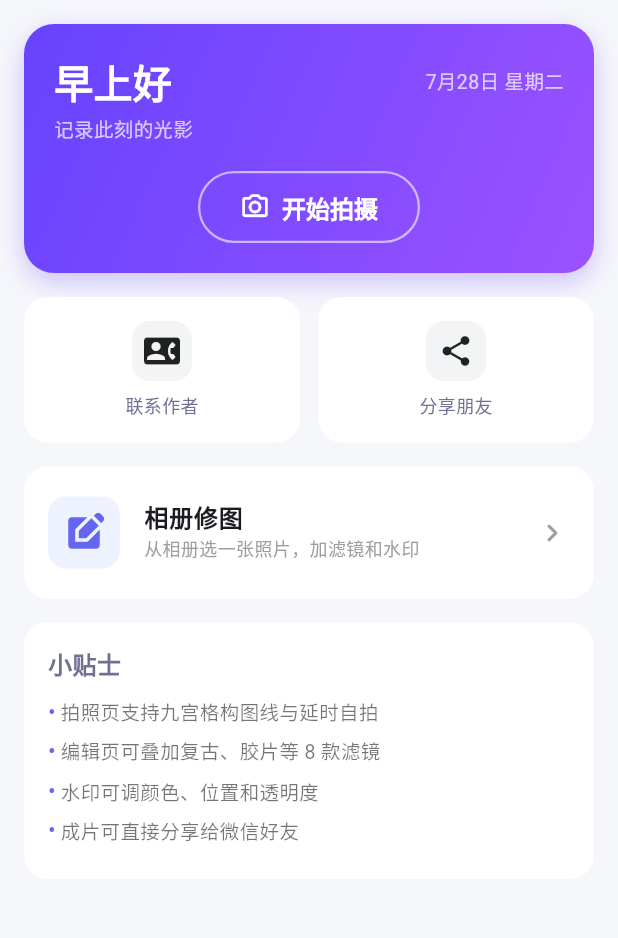
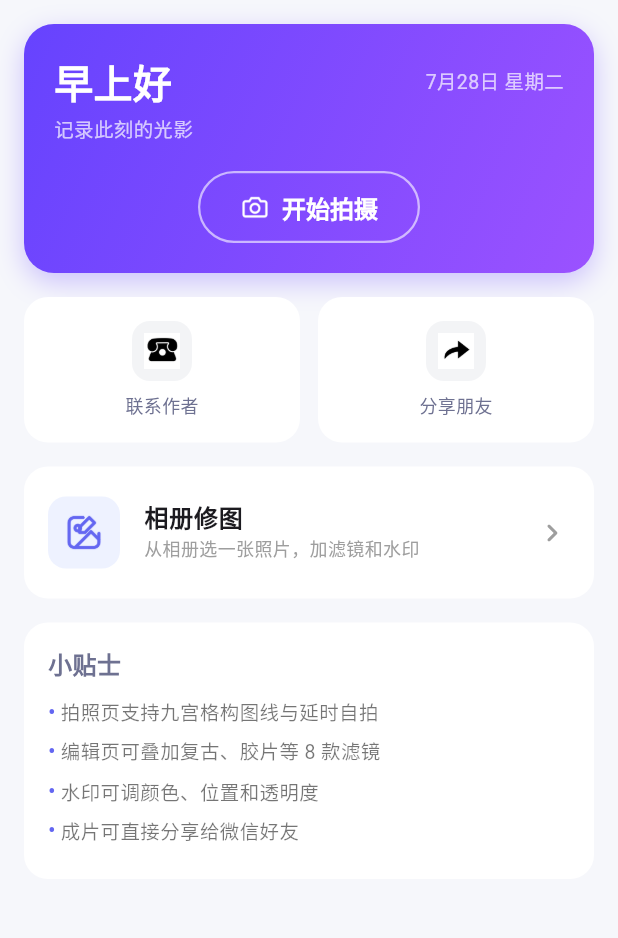
Before and after one commit to ynadtiy19/camera, a Flutter app: the MainNavView screen opened directly, on a phone screen of 412 x 824 dp, the part 84-1022 px from its top. Run offline on Flutter 3.47's test engine with Material 3 defaults, Android fonts, the phone set to English and light mode, and no system bars; our stand-ins replace device_info_plus, dio, flutter_animate, flutter_secure_storage, fluttertoast, geolocator and 4 more; missing offline and left inert: gal; accounts and stored records are empty.

Commit message:
替换图标

```diff
--- a/lib/main/main_nav_view.dart
+++ b/lib/main/main_nav_view.dart
@@ -268,10 +268,12 @@ class MainNavView extends StatelessWidget {
                   Center(
                     child: OutlinedButton.icon(
                       onPressed: _takePhoto,
-                      icon: const Icon(
-                        Icons.camera_alt_outlined,
-                        color: Colors.white,
-                        size: 20,
+                      icon: Image.asset(
+                        'images/cam_hero.png',
+                        width: 20,
+                        height: 20,
+                        // 如果你的图片是单色图标且需要叠加白色，可以取消下面这行的注释：
+                        // color: Colors.white,
                       ),
                       label: const Text(
                         '开始拍摄',
@@ -306,13 +308,13 @@ class MainNavView extends StatelessWidget {
             Row(
               children: [
                 _buildSquareButton(
-                  icon: Icons.contact_phone_rounded,
+                  imagePath: 'images/zuozhe.png',
                   label: '联系作者',
                   onTap: _showContactDialog,
                 ),
                 const SizedBox(width: 12),
                 _buildSquareButton(
-                  icon: Icons.share_rounded,
+                  imagePath: 'images/share.png',
                   label: '分享朋友',
                   onTap: _shareApp,
                 ),
@@ -324,6 +326,7 @@ class MainNavView extends StatelessWidget {
             // 3. 相册修图卡片
             Card(
               elevation: 0,
+              clipBehavior: Clip.antiAlias,
               shape: RoundedRectangleBorder(
                 borderRadius: BorderRadius.circular(16),
               ),
@@ -340,10 +343,10 @@ class MainNavView extends StatelessWidget {
                     color: const Color(0xFFEEF2FF),
                     borderRadius: BorderRadius.circular(12),
                   ),
-                  child: const Icon(
-                    Icons.edit_square,
-                    color: Color(0xFF6366F1),
-                    size: 28,
+                  child: Image.asset(
+                    'images/edit_photo.png',
+                    width: 28,
+                    height: 28,
                   ),
                 ),
                 title: const Text(
@@ -398,7 +401,7 @@ class MainNavView extends StatelessWidget {
   }
 
   Widget _buildSquareButton({
-    required IconData icon,
+    required String imagePath,
     required String label,
     required VoidCallback onTap,
   }) {
@@ -419,7 +422,7 @@ class MainNavView extends StatelessWidget {
                   color: const Color(0xFFF3F4F6),
                   borderRadius: BorderRadius.circular(12),
                 ),
-                child: Icon(icon, color: Colors.black87, size: 24),
+                child: Image.asset(imagePath, width: 24, height: 24),
               ),
               const SizedBox(height: 8),
               Text(
--- a/pubspec.yaml
+++ b/pubspec.yaml
@@ -79,6 +79,7 @@ flutter:
   # To add assets to your application, add an assets section, like this:
   assets:
      - images/splash.png
+     - images/
 
   # An image asset can refer to one or more resolution-specific "variants", see
   # https://flutter.dev/to/resolution-aware-images
```
Also changed, not shown: images/cam_hero.png (added), images/edit_photo.png (added), images/share.png (added), images/zuozhe.png (added).
